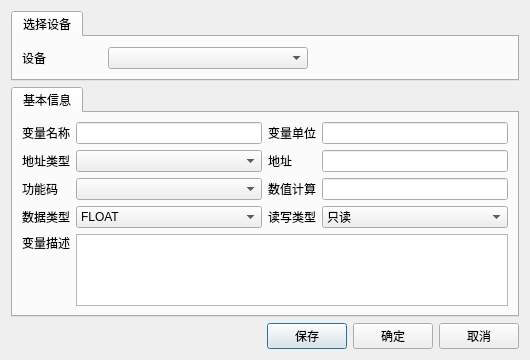
wb2712/HmiFuncDesigner, file HmiFuncDesigner/ProjectManager/Pages/CmdManager/CmdEditDialog/CmdEditDialog.ui: the form before one commit.
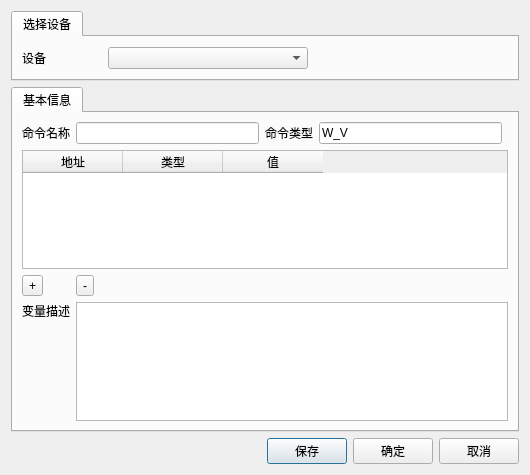
The form after the commit.

The edit to the form file:
```diff
--- a/HmiFuncDesigner/ProjectManager/Pages/CmdManager/CmdEditDialog/CmdEditDialog.ui
+++ b/HmiFuncDesigner/ProjectManager/Pages/CmdManager/CmdEditDialog/CmdEditDialog.ui
@@ -7,7 +7,7 @@
     <x>0</x>
     <y>0</y>
     <width>530</width>
-    <height>346</height>
+    <height>475</height>
    </rect>
   </property>
   <property name="windowTitle">
@@ -79,122 +79,63 @@
       <attribute name="title">
        <string>基本信息</string>
       </attribute>
-      <layout class="QVBoxLayout" name="verticalLayout_9">
-       <item>
+      <layout class="QGridLayout" name="gridLayout_3">
+       <item row="0" column="0">
         <layout class="QGridLayout" name="gridLayout_5">
-         <item row="3" column="0">
-          <widget class="QLabel" name="label_29">
-           <property name="text">
-            <string>数据类型</string>
-           </property>
-          </widget>
-         </item>
-         <item row="1" column="1">
-          <widget class="QComboBox" name="cboAddrType"/>
-         </item>
-         <item row="2" column="2">
-          <widget class="QLabel" name="label_30">
-           <property name="text">
-            <string>数值计算</string>
-           </property>
-          </widget>
-         </item>
-         <item row="1" column="2">
-          <widget class="QLabel" name="label_31">
-           <property name="text">
-            <string>地址</string>
-           </property>
-          </widget>
-         </item>
          <item row="0" column="3">
-          <widget class="QLineEdit" name="editTagUnit"/>
+          <widget class="QLineEdit" name="cmdType">
+           <property name="text">
+            <string>W_V</string>
+           </property>
+          </widget>
          </item>
-         <item row="2" column="1">
-          <widget class="QComboBox" name="FunctionCodes"/>
+         <item row="1" column="0" colspan="5">
+          <widget class="QTableWidget" name="tableWidget">
+           <column>
+            <property name="text">
+             <string>地址</string>
+            </property>
+           </column>
+           <column>
+            <property name="text">
+             <string>类型</string>
+            </property>
+           </column>
+           <column>
+            <property name="text">
+             <string>值</string>
+            </property>
+           </column>
+          </widget>
          </item>
-         <item row="1" column="0">
-          <widget class="QLabel" name="label_32">
+         <item row="0" column="0">
+          <widget class="QLabel" name="label_35">
            <property name="text">
-            <string>地址类型</string>
+            <string>命令名称</string>
            </property>
           </widget>
          </item>
-         <item row="4" column="1" colspan="3">
+         <item row="3" column="1" colspan="4">
           <widget class="QPlainTextEdit" name="editTagDesc"/>
          </item>
          <item row="0" column="2">
           <widget class="QLabel" name="label_33">
            <property name="text">
-            <string>变量单位</string>
+            <string>命令类型</string>
            </property>
           </widget>
          </item>
-         <item row="3" column="3">
-          <widget class="QComboBox" name="cboReadWriteType">
-           <item>
-            <property name="text">
-             <string>只读</string>
-            </property>
-           </item>
-           <item>
-            <property name="text">
-             <string>可写</string>
-            </property>
-           </item>
+         <item row="2" column="1">
+          <widget class="QToolButton" name="remove">
+           <property name="text">
+            <string>-</string>
+           </property>
           </widget>
          </item>
-         <item row="2" column="3">
-          <widget class="QLineEdit" name="rate"/>
-         </item>
          <item row="0" column="1">
           <widget class="QLineEdit" name="editTagName"/>
          </item>
-         <item row="3" column="2">
-          <widget class="QLabel" name="label_34">
-           <property name="text">
-            <string>读写类型</string>
-           </property>
-          </widget>
-         </item>
-         <item row="3" column="1">
-          <widget class="QComboBox" name="cboDataType">
-           <item>
-            <property name="text">
-             <string>FLOAT</string>
-            </property>
-           </item>
-           <item>
-            <property name="text">
-             <string>U16</string>
-            </property>
-           </item>
-           <item>
-            <property name="text">
-             <string>S16</string>
-            </property>
-           </item>
-           <item>
-            <property name="text">
-             <string>UFLOAT</string>
-            </property>
-           </item>
-          </widget>
-         </item>
-         <item row="0" column="0">
-          <widget class="QLabel" name="label_35">
-           <property name="text">
-            <string>变量名称</string>
-           </property>
-          </widget>
-         </item>
-         <item row="2" column="0">
-          <widget class="QLabel" name="label_36">
-           <property name="text">
-            <string>功能码</string>
-           </property>
-          </widget>
-         </item>
-         <item row="4" column="0">
+         <item row="3" column="0">
           <layout class="QVBoxLayout" name="verticalLayout_10">
            <item>
             <widget class="QLabel" name="label_37">
@@ -218,12 +159,16 @@
            </item>
           </layout>
          </item>
-         <item row="1" column="3">
-          <widget class="QLineEdit" name="editAddrOffset"/>
+         <item row="2" column="0">
+          <widget class="QToolButton" name="add">
+           <property name="text">
+            <string>+</string>
+           </property>
+          </widget>
          </item>
         </layout>
        </item>
-       <item>
+       <item row="1" column="0">
         <spacer name="verticalSpacer_9">
          <property name="orientation">
           <enum>Qt::Vertical</enum>
```
Left out of the diff: 2 changed lines with no effect on the pictures.
